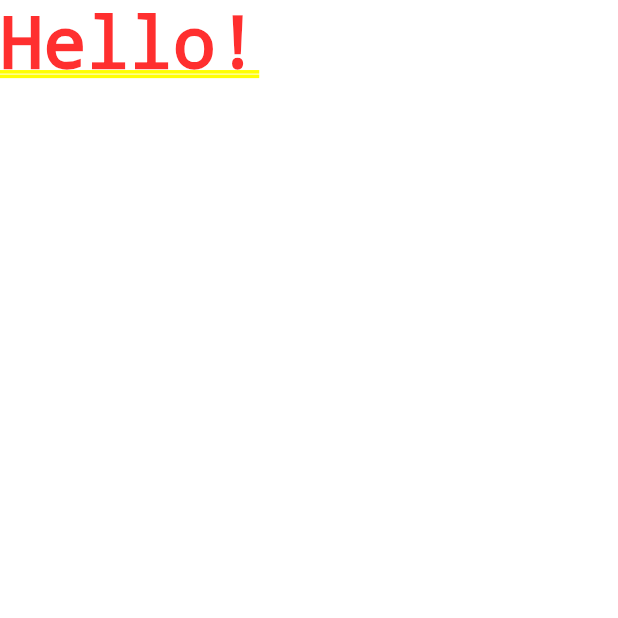
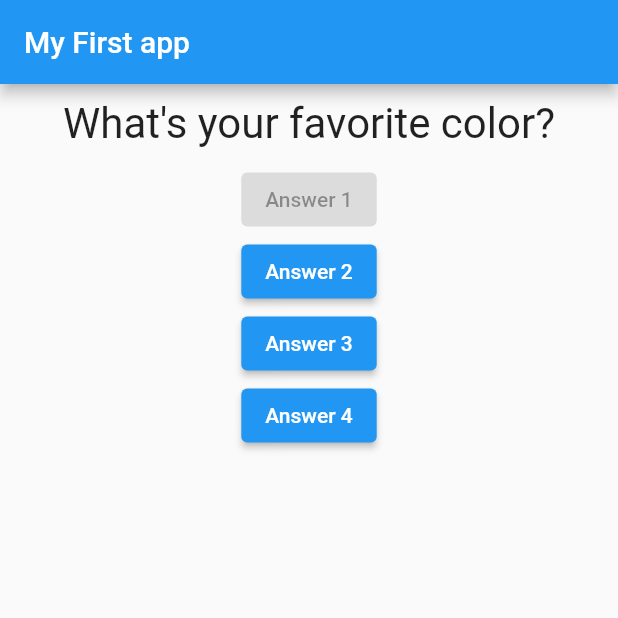
Before and after one commit to garamkim83/First-Flutter-App, a Flutter app: the screen it shows after launch, on a phone screen of 412 x 824 dp, the top half of it. Run offline on Flutter 3.47's test engine with Material 2 defaults, Android fonts, the phone set to English and light mode, and no system bars.

Commit message:
changed some details
added a new dart file and changed the width and the margin of the question

```diff
--- a/lib/main.dart
+++ b/lib/main.dart
@@ -1,14 +1,66 @@
 //import 'package:flutter/cupertino.dart';
 import 'package:flutter/material.dart';
+
+import './question.dart';
 
 void main() {
   runApp(MyApp());
 }
 
-class MyApp extends StatelessWidget {
+class MyApp extends StatefulWidget {
+  @override
+  State<StatefulWidget> createState() {
+    // TODO: implement createState
+    return _MyAppState();
+  }
+}
+
+class _MyAppState extends State<MyApp> {
+  var _questionIndex = 0;
+
+  void answerQuestion() {
+    setState(() {
+      _questionIndex = _questionIndex + 1;
+    });
+
+    print(_questionIndex);
+  }
+
+  @override
   Widget build(BuildContext context) {
+    var questions = [
+      'What\'s your favorite color?',
+      'What\'s your favorite animal?'
+    ];
     return MaterialApp(
-      home: Text('Hello!'),
+      home: Scaffold(
+        appBar: AppBar(
+          title: Text('My First app'),
+        ),
+        body: Column(
+          children: [
+            //혹은 Text(questions.elementAt(0)),
+            //Text(questions[_questionIndex]),
+            Question(questions[_questionIndex]),
+            ElevatedButton(
+              onPressed: null,
+              child: Text('Answer 1'),
+            ),
+            ElevatedButton(
+              onPressed: () {},
+              child: Text('Answer 2'),
+            ),
+            ElevatedButton(
+              onPressed: answerQuestion,
+              child: Text('Answer 3'),
+            ),
+            ElevatedButton(
+              onPressed: () => print('Answer 4 chosen!'),
+              child: Text('Answer 4'),
+            ),
+          ],
+        ),
+      ),
     );
   }
 }
--- /dev/null
+++ b/lib/question.dart
@@ -0,0 +1,22 @@
+import 'package:flutter/material.dart';
+
+class Question extends StatelessWidget {
+  //const ({ Key? key }) : super(key: key);
+
+  final String questionText;
+
+  Question(this.questionText);
+
+  @override
+  Widget build(BuildContext context) {
+    return Container(
+      width: double.infinity,
+      margin: EdgeInsets.all(10),
+      child: Text(
+        questionText,
+        style: TextStyle(fontSize: 28),
+        textAlign: TextAlign.center,
+      ),
+    );
+  }
+}
```
